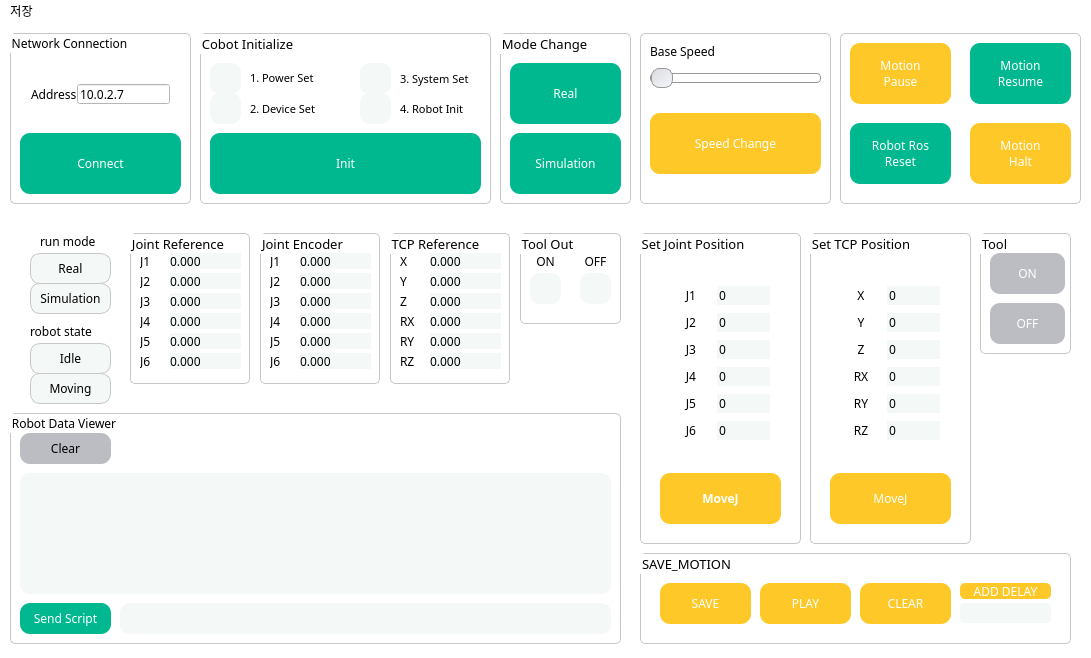
Old version of the form mainwindow.ui in the repository NYONYANI/RB_Project.
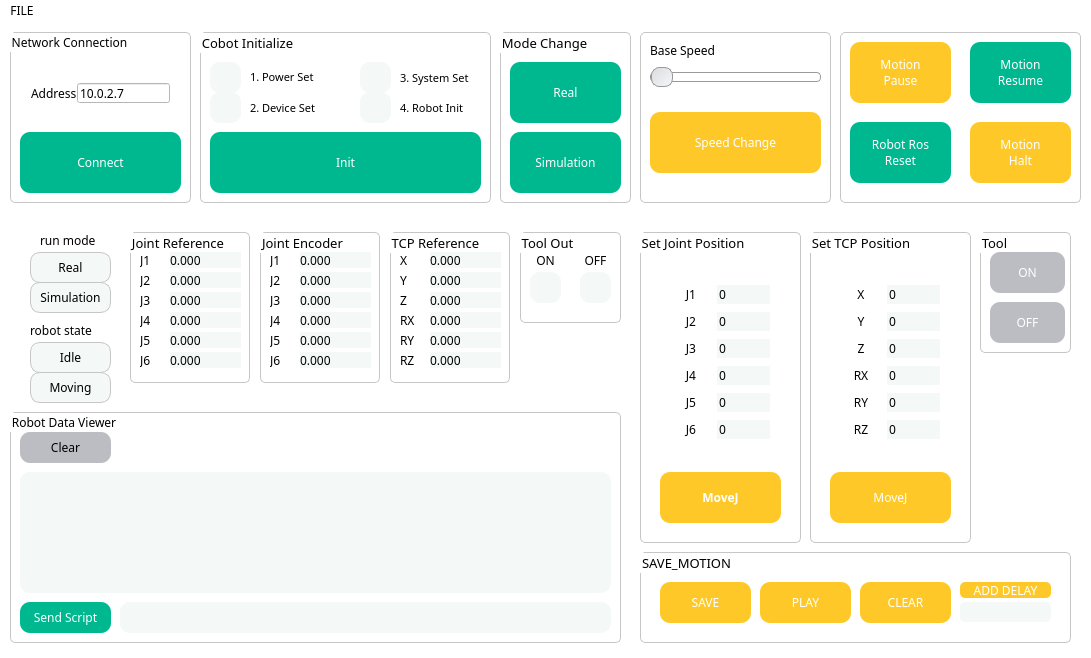
New version of the form. Icons and pictures are not drawn.

Commit message: 집 드가자!!!

The edit to the form file:
```diff
--- a/mainwindow.ui
+++ b/mainwindow.ui
@@ -2646,7 +2646,7 @@
      <x>0</x>
      <y>0</y>
      <width>1091</width>
-     <height>19</height>
+     <height>20</height>
     </rect>
    </property>
    <property name="font">
@@ -2676,7 +2676,7 @@
      </font>
     </property>
     <property name="title">
-     <string>저장</string>
+     <string>FILE</string>
     </property>
     <addaction name="actionSAVE"/>
    </widget>
```
Left out of the diff: 6 changed lines with no effect on the pictures. The commit also changes 2 other files.
